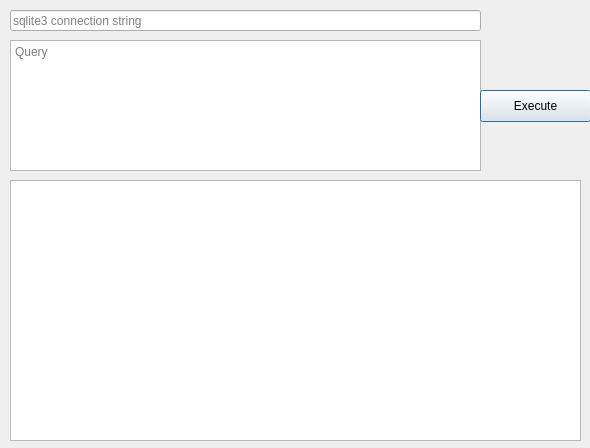
eugena/pyqt_queries, file ui/main.ui: the form before one commit.
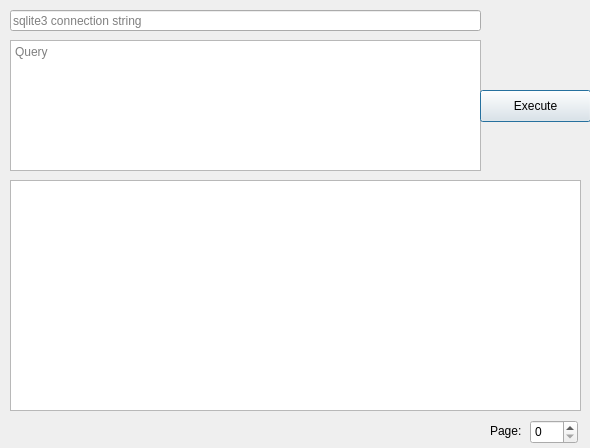
The form after the commit.

```diff
--- a/ui/main.ui
+++ b/ui/main.ui
@@ -61,10 +61,33 @@
      <x>10</x>
      <y>180</y>
      <width>571</width>
-     <height>261</height>
+     <height>231</height>
     </rect>
    </property>
   </widget>
+  <widget class="QSpinBox" name="page">
+   <property name="geometry">
+    <rect>
+     <x>530</x>
+     <y>420</y>
+     <width>48</width>
+     <height>24</height>
+    </rect>
+   </property>
+  </widget>
+  <widget class="QLabel" name="label">
+   <property name="geometry">
+    <rect>
+     <x>490</x>
+     <y>420</y>
+     <width>41</width>
+     <height>21</height>
+    </rect>
+   </property>
+   <property name="text">
+    <string>Page:</string>
+   </property>
+  </widget>
  </widget>
  <resources/>
  <connections/>
```
